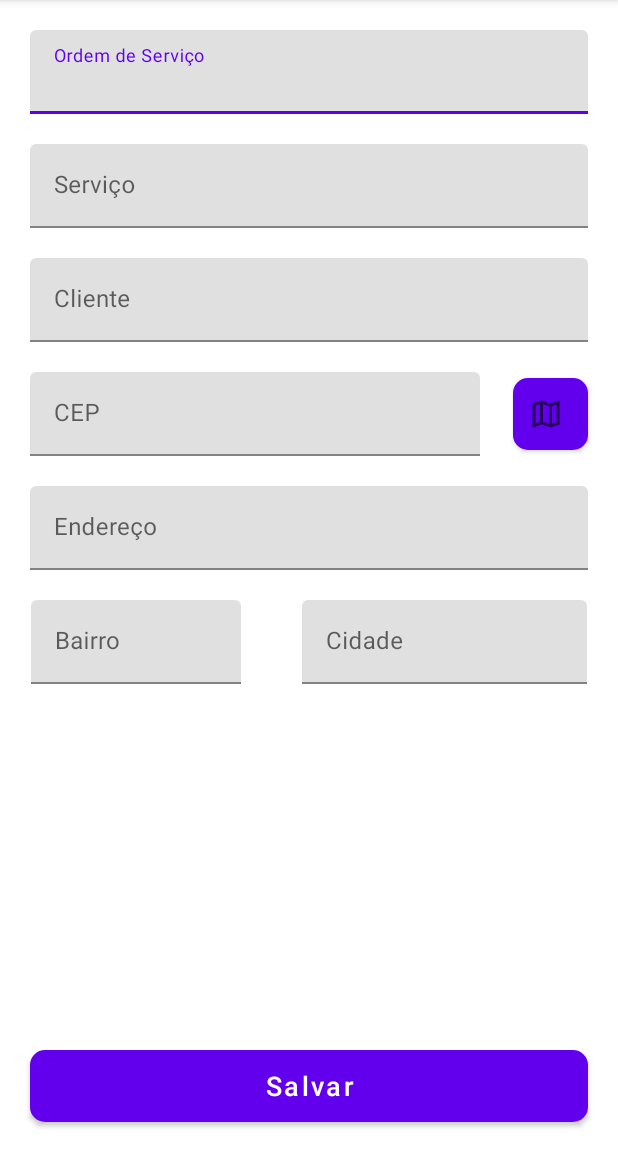
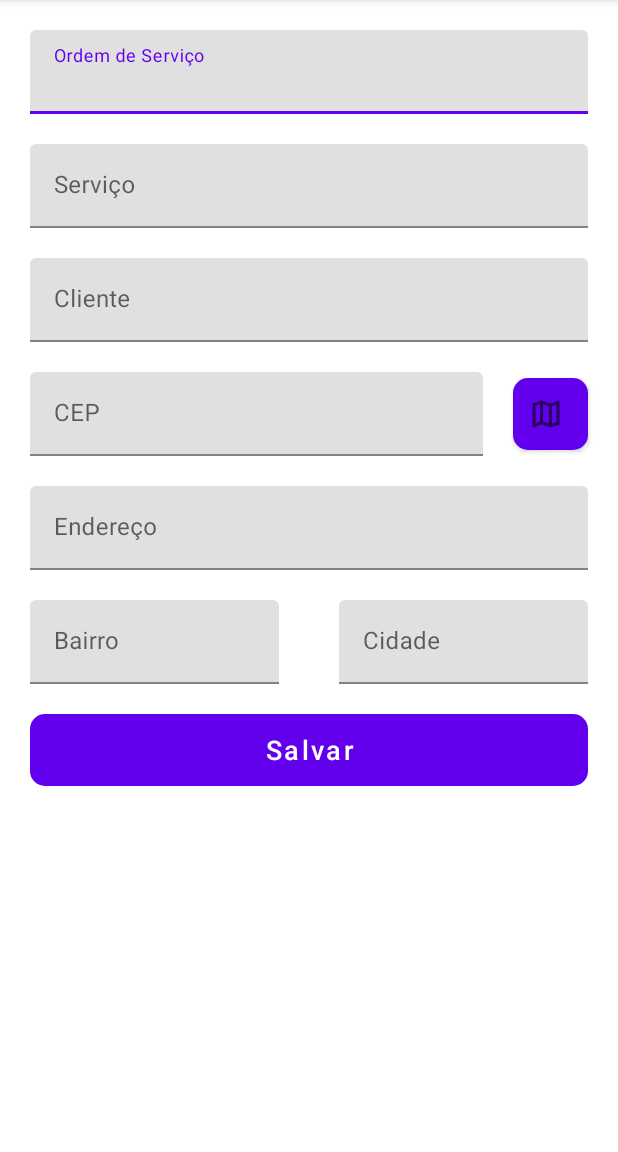
Before and after one commit to gbrb1/App-via-cep, an Android app: the screen it shows after launch (CadastrarOrdemServicoActivity), after a tap on an icon or button, on a phone screen of 412 x 824 dp, the part 84-1236 px from its top. Run offline under Robolectric (Android 15) with nearby library versions, the phone set to English and light mode, and no system bars; libraries missing offline, so code that uses them is left out: com.jakewharton.retrofit2; 1 statement that could not run was skipped.

Commit message:
Retocando o layout

```diff
--- a/app/src/main/java/meudominio/com/desafio/UI/activity/CadastrarOrdemServicoActivity.kt
+++ b/app/src/main/java/meudominio/com/desafio/UI/activity/CadastrarOrdemServicoActivity.kt
@@ -59,8 +59,20 @@ class CadastrarOrdemServicoActivity : AppCompatActivity() {
        address as ApiDataResponse
 
         edit_text_endereco.setText(address.logradouro.toString())
+
+        edit_text_endereco.isCursorVisible = false
+        edit_text_endereco.isFocusable = false
+
         edit_text_bairro.setText(address.bairro.toString())
+
+        edit_text_bairro.isCursorVisible = false
+        edit_text_bairro.isFocusable = false
+
         edit_text_cidade.setText(address.localidade.toString())
+
+        edit_text_cidade.isCursorVisible = false
+        edit_text_cidade.isFocusable = false
+
     }
 
 
--- a/app/src/main/java/meudominio/com/desafio/UI/activity/MainActivity.kt
+++ b/app/src/main/java/meudominio/com/desafio/UI/activity/MainActivity.kt
@@ -12,7 +12,7 @@ class MainActivity : AppCompatActivity() {
         super.onCreate(savedInstanceState)
         setContentView(R.layout.activity_main)
 
-        sem_ordem.visibility = View.GONE
+
 
         adicionar_ordem_servico.setOnClickListener{
             intent = Intent(applicationContext, CadastrarOrdemServicoActivity::class.java)
--- a/app/src/main/java/meudominio/com/desafio/repository/API/ApiService.kt
+++ b/app/src/main/java/meudominio/com/desafio/repository/API/ApiService.kt
@@ -9,7 +9,7 @@ interface ApiService {
     @GET("{cep}/json")
 
     suspend fun getEndereco(
-        @Query("cep") cep : String,
+            @Path("cep") cep : String,
     ): Response<ApiDataResponse>
 
 
--- a/app/src/main/res/layout/activity_cadastrar_ordem_servico.xml
+++ b/app/src/main/res/layout/activity_cadastrar_ordem_servico.xml
@@ -1,7 +1,9 @@
 <?xml version="1.0" encoding="utf-8"?>
+<ScrollView xmlns:android="http://schemas.android.com/apk/res/android"
+    android:layout_width="fill_parent"
+    android:layout_height="fill_parent" >
     <androidx.constraintlayout.widget.ConstraintLayout xmlns:android="http://schemas.android.com/apk/res/android"
        xmlns:app="http://schemas.android.com/apk/res-auto"
-    xmlns:shimmer="http://schemas.android.com/apk/res-auto"
         xmlns:tools="http://schemas.android.com/tools"
 
 
@@ -42,14 +44,13 @@
                 android:id="@+id/edit_text_endereco"
                 android:layout_width="match_parent"
                 android:layout_height="wrap_content"
-            android:inputType="none"
                 />
 
         </com.google.android.material.textfield.TextInputLayout>
 
         <com.google.android.material.textfield.TextInputLayout
             android:id="@+id/bairro"
-        android:layout_width="140dp"
+            android:layout_width="0dp"
             android:layout_height="wrap_content"
             android:layout_margin="20dp"
             android:hint="Bairro"
@@ -62,14 +63,13 @@
                 android:id="@+id/edit_text_bairro"
                 android:layout_width="match_parent"
                 android:layout_height="wrap_content"
-            android:inputType="none"
                 />
 
         </com.google.android.material.textfield.TextInputLayout>
 
         <com.google.android.material.textfield.TextInputLayout
             android:id="@+id/cidade"
-        android:layout_width="190dp"
+            android:layout_width="0dp"
             android:layout_height="wrap_content"
             android:layout_margin="20dp"
             android:hint="Cidade"
@@ -81,7 +81,6 @@
                 android:id="@+id/edit_text_cidade"
                 android:layout_width="match_parent"
                 android:layout_height="wrap_content"
-            android:inputType="none"
                 />
 
         </com.google.android.material.textfield.TextInputLayout>
@@ -123,12 +122,15 @@
 
         <com.google.android.material.textfield.TextInputLayout
             android:id="@+id/cep"
-        android:layout_width="300dp"
+            android:layout_width="0dp"
             android:layout_height="wrap_content"
             android:layout_margin="20dp"
             android:hint="CEP"
             app:layout_constraintTop_toBottomOf="@+id/cliente"
             app:layout_constraintLeft_toLeftOf="parent"
+            app:layout_constraintRight_toLeftOf="@+id/botao_cep"
+            android:ellipsize="end"
+            android:maxLines="1"
             >
 
             <com.google.android.material.textfield.TextInputEditText
@@ -150,6 +152,7 @@
             android:textSize="18dp"
             app:layout_constraintBottom_toBottomOf="parent"
             app:layout_constraintRight_toRightOf="parent"
+            app:layout_constraintTop_toBottomOf="@+id/bairro"
             app:layout_constraintLeft_toLeftOf="parent"/>
 
         <Button
@@ -175,3 +178,5 @@
 
 
     </androidx.constraintlayout.widget.ConstraintLayout>
+
+</ScrollView>
```
Lines whose indentation alone changed are shown as unchanged.
